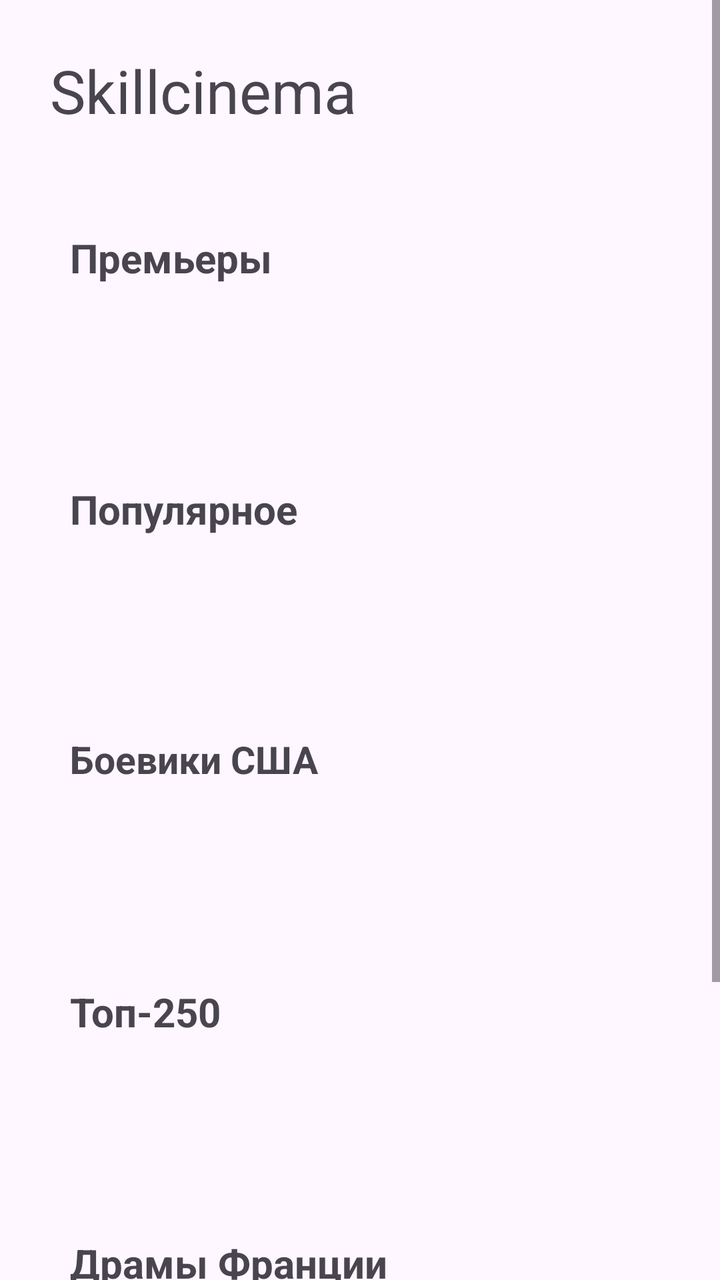
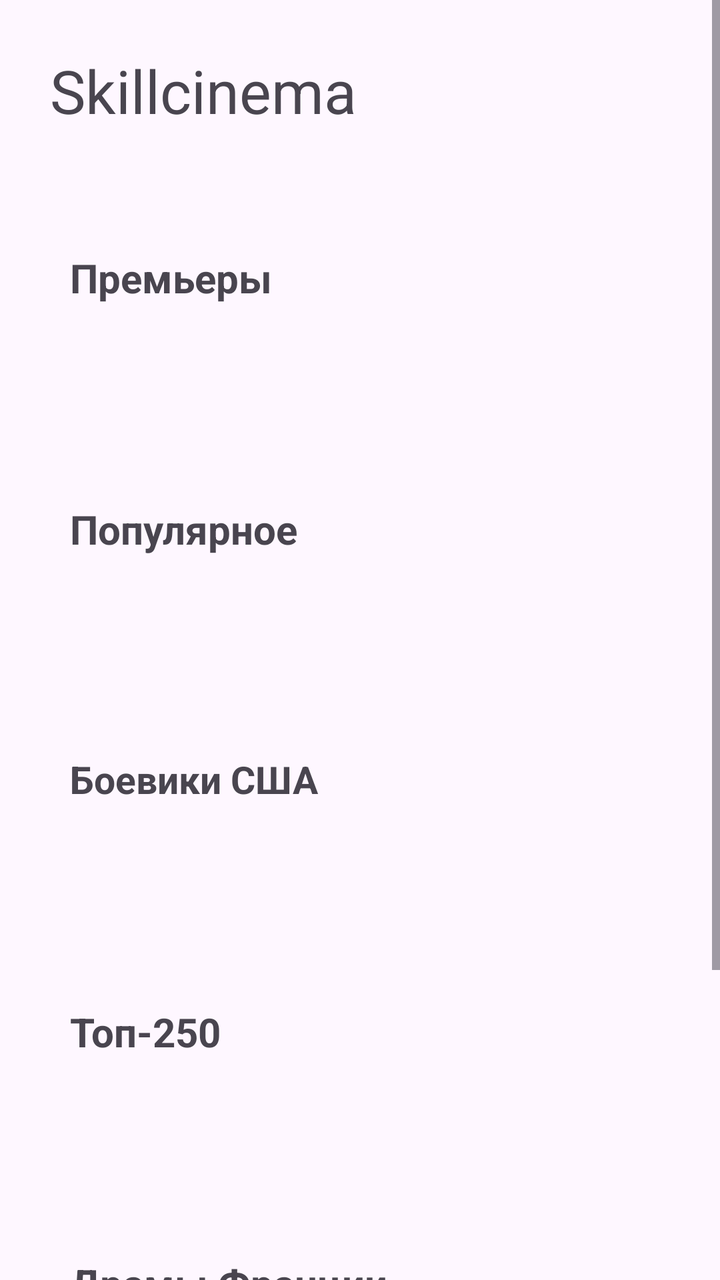

Compare the two renders of this Android layout. The source of the first and the diff that turns it into the second are given below.
<!-- AndroidManifest.xml: application theme Theme.SkillCinema -->
<!-- res/layout/fragment_homepage.xml -->
<?xml version="1.0" encoding="utf-8"?>
<ScrollView xmlns:android="http://schemas.android.com/apk/res/android"
    xmlns:app="http://schemas.android.com/apk/res-auto"
    xmlns:tools="http://schemas.android.com/tools"
    android:layout_width="match_parent"
    android:layout_height="match_parent"
    android:layout_marginBottom="10dp"
    android:orientation="vertical">

    <androidx.constraintlayout.widget.ConstraintLayout
        android:layout_width="match_parent"
        android:layout_height="wrap_content"
        tools:context=".HomepageFragment">

        <androidx.appcompat.widget.AppCompatTextView
            android:id="@+id/appName"
            android:layout_width="wrap_content"
            android:layout_height="wrap_content"
            android:layout_margin="10dp"
            android:padding="15dp"
            android:text="@string/appName"
            android:textAlignment="center"
            android:textSize="30sp"
            app:layout_constraintHorizontal_bias="0"
            app:layout_constraintStart_toStartOf="parent"
            app:layout_constraintTop_toTopOf="parent" />


        <LinearLayout
            android:id="@+id/containerPreview"
            android:layout_width="0dp"
            android:layout_height="wrap_content"
            android:orientation="horizontal"
            android:padding="10dp"
            app:layout_constraintBottom_toTopOf="@id/recyclerPreview"
            app:layout_constraintEnd_toEndOf="parent"
            app:layout_constraintStart_toStartOf="parent"
            app:layout_constraintTop_toBottomOf="@id/appName"
            app:layout_constraintVertical_bias="0">


            <androidx.appcompat.widget.AppCompatTextView
                android:id="@+id/titlePreview"
                android:layout_width="210dp"
                android:layout_height="wrap_content"
                android:padding="25dp"
                android:text="@string/preview"
                android:textSize="20sp"
                android:textStyle="bold"
                app:layout_constraintHorizontal_bias="0" />

            <androidx.appcompat.widget.AppCompatButton
                android:id="@+id/allButtonPreview"
                android:layout_width="wrap_content"
                android:layout_height="wrap_content"
                android:layout_marginStart="90dp"
                android:background="@null"
                android:padding="25dp"
                android:text="@string/all"
                android:textAllCaps="false"
                android:textColor="#3F51B5"
                android:textSize="15sp" />

        </LinearLayout>

        <androidx.recyclerview.widget.RecyclerView
            android:id="@+id/recyclerPreview"
            android:layout_width="wrap_content"
            android:layout_height="wrap_content"
            android:orientation="horizontal"
            android:paddingStart="28dp"
            app:layoutManager="androidx.recyclerview.widget.LinearLayoutManager"
            app:layout_constraintStart_toStartOf="parent"
            app:layout_constraintTop_toBottomOf="@id/containerPreview" />

        <LinearLayout
            android:id="@+id/containerPopular"
            android:layout_width="0dp"
            android:layout_height="wrap_content"
            android:orientation="horizontal"
            android:padding="10dp"
            app:layout_constraintBottom_toTopOf="@id/recyclerPopular"
            app:layout_constraintEnd_toEndOf="parent"
            app:layout_constraintStart_toStartOf="parent"
            app:layout_constraintTop_toBottomOf="@id/recyclerPreview"
            app:layout_constraintVertical_bias="0">


            <androidx.appcompat.widget.AppCompatTextView
                android:id="@+id/titlePopular"
                android:layout_width="210dp"
                android:layout_height="wrap_content"
                android:padding="25dp"
                android:text="@string/popular"
                android:textSize="20sp"
                android:textStyle="bold"
                app:layout_constraintHorizontal_bias="0" />

            <androidx.appcompat.widget.AppCompatButton
                android:id="@+id/allButtonPopular"
                android:layout_width="wrap_content"
                android:layout_height="wrap_content"
                android:layout_marginStart="90dp"
                android:background="@null"
                android:padding="25dp"
                android:text="@string/all"
                android:textAllCaps="false"
                android:textColor="#3F51B5"
                android:textSize="15sp" />

        </LinearLayout>

        <androidx.recyclerview.widget.RecyclerView
            android:id="@+id/recyclerPopular"
            android:layout_width="wrap_content"
            android:layout_height="wrap_content"
            android:orientation="horizontal"
            android:paddingStart="28dp"
            app:layoutManager="androidx.recyclerview.widget.LinearLayoutManager"
            app:layout_constraintStart_toStartOf="parent"
            app:layout_constraintTop_toBottomOf="@id/containerPopular" />

        <LinearLayout
            android:id="@+id/containerUsaAction"
            android:layout_width="0dp"
            android:layout_height="wrap_content"
            android:orientation="horizontal"
            android:padding="10dp"
            app:layout_constraintBottom_toTopOf="@id/recyclerUsaAction"
            app:layout_constraintEnd_toEndOf="parent"
            app:layout_constraintStart_toStartOf="parent"
            app:layout_constraintTop_toBottomOf="@id/recyclerPopular"
            app:layout_constraintVertical_bias="0">


            <androidx.appcompat.widget.AppCompatTextView
                android:id="@+id/titleUsaAction"
                android:layout_width="210dp"
                android:layout_height="wrap_content"
                android:padding="25dp"
                android:text="@string/usaAction"
                android:textSize="19sp"
                android:textStyle="bold"
                app:layout_constraintHorizontal_bias="0" />

            <androidx.appcompat.widget.AppCompatButton
                android:id="@+id/allButtonUsaAction"
                android:layout_width="wrap_content"
                android:layout_height="wrap_content"
                android:layout_marginStart="90dp"
                android:background="@null"
                android:padding="25dp"
                android:text="@string/all"
                android:textAllCaps="false"
                android:textColor="#3F51B5"
                android:textSize="15sp" />

        </LinearLayout>

        <androidx.recyclerview.widget.RecyclerView
            android:id="@+id/recyclerUsaAction"
            android:layout_width="wrap_content"
            android:layout_height="wrap_content"
            android:orientation="horizontal"
            android:paddingStart="28dp"
            app:layoutManager="androidx.recyclerview.widget.LinearLayoutManager"
            app:layout_constraintStart_toStartOf="parent"
            app:layout_constraintTop_toBottomOf="@id/containerUsaAction" />

        <LinearLayout
            android:id="@+id/containerTop"
            android:layout_width="0dp"
            android:layout_height="wrap_content"
            android:orientation="horizontal"
            android:padding="10dp"
            app:layout_constraintBottom_toTopOf="@id/recyclerTop"
            app:layout_constraintEnd_toEndOf="parent"
            app:layout_constraintStart_toStartOf="parent"
            app:layout_constraintTop_toBottomOf="@id/recyclerUsaAction"
            app:layout_constraintVertical_bias="0">


            <androidx.appcompat.widget.AppCompatTextView
                android:id="@+id/titleTop"
                android:layout_width="210dp"
                android:layout_height="wrap_content"
                android:padding="25dp"
                android:text="@string/topMovies"
                android:textSize="20sp"
                android:textStyle="bold"
                app:layout_constraintHorizontal_bias="0" />

            <androidx.appcompat.widget.AppCompatButton
                android:id="@+id/allButtonTop"
                android:layout_width="wrap_content"
                android:layout_height="wrap_content"
                android:layout_marginStart="90dp"
                android:background="@null"
                android:padding="25dp"
                android:text="@string/all"
                android:textAllCaps="false"
                android:textColor="#3F51B5"
                android:textSize="15sp" />

        </LinearLayout>

        <androidx.recyclerview.widget.RecyclerView
            android:id="@+id/recyclerTop"
            android:layout_width="wrap_content"
            android:layout_height="wrap_content"
            android:orientation="horizontal"
            android:paddingStart="28dp"
            app:layoutManager="androidx.recyclerview.widget.LinearLayoutManager"
            app:layout_constraintStart_toStartOf="parent"
            app:layout_constraintTop_toBottomOf="@id/containerTop" />

        <LinearLayout
            android:id="@+id/containerFrenchDramas"
            android:layout_width="0dp"
            android:layout_height="wrap_content"
            android:orientation="horizontal"
            android:padding="10dp"
            app:layout_constraintBottom_toTopOf="@id/recyclerFrenchDramas"
            app:layout_constraintEnd_toEndOf="parent"
            app:layout_constraintStart_toStartOf="parent"
            app:layout_constraintTop_toBottomOf="@id/recyclerTop"
            app:layout_constraintVertical_bias="0">


            <androidx.appcompat.widget.AppCompatTextView
                android:id="@+id/titleFrenchDramas"
                android:layout_width="210dp"
                android:layout_height="wrap_content"
                android:padding="25dp"
                android:text="@string/frenchDramas"
                android:textSize="20sp"
                android:textStyle="bold"
                app:layout_constraintHorizontal_bias="0" />

            <androidx.appcompat.widget.AppCompatButton
                android:id="@+id/allButtonFrenchDramas"
                android:layout_width="wrap_content"
                android:layout_height="wrap_content"
                android:layout_marginStart="90dp"
                android:background="@null"
                android:padding="25dp"
                android:text="@string/all"
                android:textAllCaps="false"
                android:textColor="#3F51B5"
                android:textSize="15sp" />

        </LinearLayout>

        <androidx.recyclerview.widget.RecyclerView
            android:id="@+id/recyclerFrenchDramas"
            android:layout_width="wrap_content"
            android:layout_height="wrap_content"
            android:orientation="horizontal"
            android:paddingStart="28dp"
            app:layoutManager="androidx.recyclerview.widget.LinearLayoutManager"
            app:layout_constraintStart_toStartOf="parent"
            app:layout_constraintTop_toBottomOf="@id/containerFrenchDramas" />

        <LinearLayout
            android:id="@+id/containerTVSeries"
            android:layout_width="0dp"
            android:layout_height="wrap_content"
            android:orientation="horizontal"
            android:padding="10dp"
            app:layout_constraintBottom_toTopOf="@id/recyclerTVSeries"
            app:layout_constraintEnd_toEndOf="parent"
            app:layout_constraintStart_toStartOf="parent"
            app:layout_constraintTop_toBottomOf="@id/recyclerFrenchDramas"
            app:layout_constraintVertical_bias="0">


            <androidx.appcompat.widget.AppCompatTextView
                android:id="@+id/titleTVSeries"
                android:layout_width="210dp"
                android:layout_height="wrap_content"
                android:padding="25dp"
                android:text="@string/tvSeries"
                android:textSize="20sp"
                android:textStyle="bold"
                app:layout_constraintHorizontal_bias="0" />

            <androidx.appcompat.widget.AppCompatButton
                android:id="@+id/allButtonTVSeries"
                android:layout_width="wrap_content"
                android:layout_height="wrap_content"
                android:layout_marginStart="90dp"
                android:background="@null"
                android:padding="25dp"
                android:text="@string/all"
                android:textAllCaps="false"
                android:textColor="#3F51B5"
                android:textSize="15sp" />

        </LinearLayout>

        <androidx.recyclerview.widget.RecyclerView
            android:id="@+id/recyclerTVSeries"
            android:layout_width="wrap_content"
            android:layout_height="wrap_content"
            android:orientation="horizontal"
            android:paddingStart="28dp"
            app:layoutManager="androidx.recyclerview.widget.LinearLayoutManager"
            app:layout_constraintStart_toStartOf="parent"
            app:layout_constraintTop_toBottomOf="@id/containerTVSeries" />

    </androidx.constraintlayout.widget.ConstraintLayout>

</ScrollView>
<!-- resources referenced by this layout -->
<resources>
  <string name="all">Все</string>
  <string name="appName">Skillcinema</string>
  <string name="frenchDramas">Драмы Франции</string>
  <string name="popular">Популярное</string>
  <string name="preview">Премьеры</string>
  <string name="topMovies">Топ-250</string>
  <string name="tvSeries">Сериалы</string>
  <string name="usaAction">Боевики США</string>
  <style name="Theme.SkillCinema" parent="Base.Theme.SkillCinema" />
  <style name="Base.Theme.SkillCinema" parent="Theme.Material3.DayNight.NoActionBar">
          
          
          <item name="colorPrimaryDark">@color/white</item>
          <item name="android:windowLightStatusBar">true</item>
      </style>
  <color name="white">#FFFFFFFF</color>
</resources>

<!-- the commit's change to res/layout/fragment_homepage.xml (unified diff, before → after) -->
@@ -12,18 +12,27 @@
         android:layout_height="wrap_content"
         tools:context=".HomepageFragment">
 
-        <androidx.appcompat.widget.AppCompatTextView
+        <LinearLayout
             android:id="@+id/appName"
-            android:layout_width="wrap_content"
-            android:layout_height="wrap_content"
-            android:layout_margin="10dp"
-            android:padding="15dp"
-            android:text="@string/appName"
-            android:textAlignment="center"
-            android:textSize="30sp"
+            android:layout_width="0dp"
+            android:layout_height="wrap_content"
+            app:layout_constraintBottom_toTopOf="@+id/containerPreview"
+            app:layout_constraintEnd_toEndOf="parent"
             app:layout_constraintHorizontal_bias="0"
             app:layout_constraintStart_toStartOf="parent"
-            app:layout_constraintTop_toTopOf="parent" />
+            app:layout_constraintTop_toTopOf="parent">
+
+            <androidx.appcompat.widget.AppCompatTextView
+                android:id="@+id/appNameText"
+                android:layout_width="wrap_content"
+                android:layout_height="wrap_content"
+                android:layout_margin="10dp"
+                android:padding="15dp"
+                android:text="@string/appName"
+                android:textAlignment="center"
+                android:textSize="30sp" />
+
+        </LinearLayout>
 
 
         <LinearLayout
@@ -71,6 +80,8 @@
             android:paddingStart="28dp"
             app:layoutManager="androidx.recyclerview.widget.LinearLayoutManager"
             app:layout_constraintStart_toStartOf="parent"
+            app:layout_constraintEnd_toEndOf="parent"
+            app:layout_constraintBottom_toTopOf="@+id/containerPopular"
             app:layout_constraintTop_toBottomOf="@id/containerPreview" />
 
         <LinearLayout
@@ -118,6 +129,8 @@
             android:paddingStart="28dp"
             app:layoutManager="androidx.recyclerview.widget.LinearLayoutManager"
             app:layout_constraintStart_toStartOf="parent"
+            app:layout_constraintEnd_toEndOf="parent"
+            app:layout_constraintBottom_toTopOf="@+id/containerUsaAction"
             app:layout_constraintTop_toBottomOf="@id/containerPopular" />
 
         <LinearLayout
@@ -165,6 +178,8 @@
             android:paddingStart="28dp"
             app:layoutManager="androidx.recyclerview.widget.LinearLayoutManager"
             app:layout_constraintStart_toStartOf="parent"
+            app:layout_constraintEnd_toEndOf="parent"
+            app:layout_constraintBottom_toTopOf="@+id/containerTop"
             app:layout_constraintTop_toBottomOf="@id/containerUsaAction" />
 
         <LinearLayout
@@ -212,6 +227,8 @@
             android:paddingStart="28dp"
             app:layoutManager="androidx.recyclerview.widget.LinearLayoutManager"
             app:layout_constraintStart_toStartOf="parent"
+            app:layout_constraintEnd_toEndOf="parent"
+            app:layout_constraintBottom_toTopOf="@+id/containerFrenchDramas"
             app:layout_constraintTop_toBottomOf="@id/containerTop" />
 
         <LinearLayout
@@ -259,6 +276,8 @@
             android:paddingStart="28dp"
             app:layoutManager="androidx.recyclerview.widget.LinearLayoutManager"
             app:layout_constraintStart_toStartOf="parent"
+            app:layout_constraintEnd_toEndOf="parent"
+            app:layout_constraintBottom_toTopOf="@+id/containerTVSeries"
             app:layout_constraintTop_toBottomOf="@id/containerFrenchDramas" />
 
         <LinearLayout
@@ -306,7 +325,9 @@
             android:paddingStart="28dp"
             app:layoutManager="androidx.recyclerview.widget.LinearLayoutManager"
             app:layout_constraintStart_toStartOf="parent"
-            app:layout_constraintTop_toBottomOf="@id/containerTVSeries" />
+            app:layout_constraintEnd_toEndOf="parent"
+            app:layout_constraintTop_toBottomOf="@id/containerTVSeries"
+            app:layout_constraintBottom_toBottomOf="parent"/>
 
     </androidx.constraintlayout.widget.ConstraintLayout>
 
